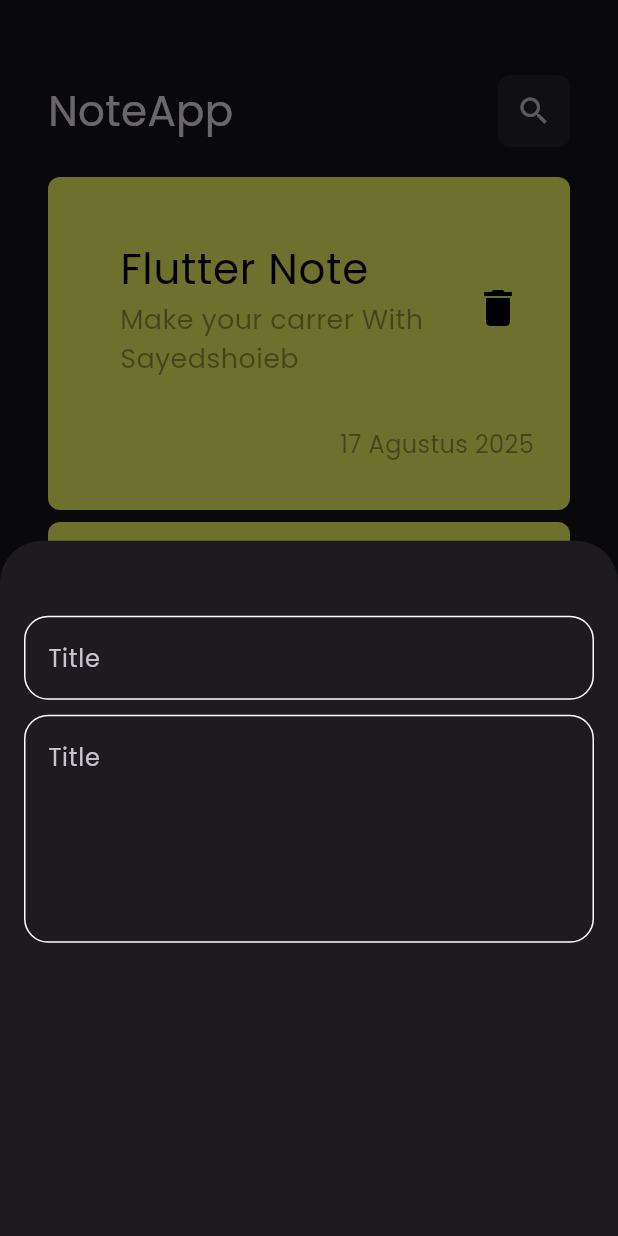
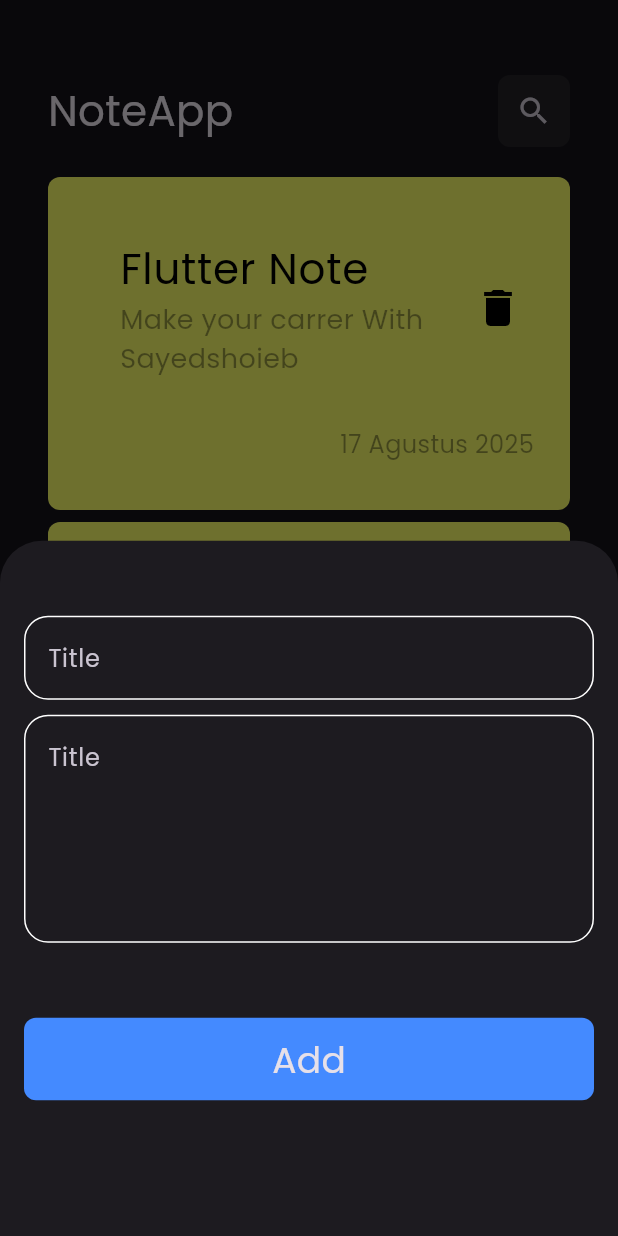
Before and after one commit to sayedsho3eb/note_app, a Flutter app: the screen it shows after launch, after a tap on the "add" icon, on a phone screen of 412 x 824 dp. Run offline on Flutter 3.47's test engine with Material 3 defaults, Android fonts, the phone set to English and light mode, and no system bars.

Commit message:
add custom button sheet

```diff
--- a/lib/views/widgets/add_note_button_sheet.dart
+++ b/lib/views/widgets/add_note_button_sheet.dart
@@ -1,4 +1,5 @@
 import 'package:flutter/material.dart';
+import 'package:noteapp/views/widgets/custom_button.dart';
 import 'package:noteapp/views/widgets/custom_text_fiekd.dart';
 
 class AddNoteButtonSheet extends StatelessWidget {
@@ -14,6 +15,8 @@ class AddNoteButtonSheet extends StatelessWidget {
           CustomTextFiekd(title: 'Title'),
           SizedBox(height: 10),
           CustomTextFiekd(title: 'Description', maxLine: 5),
+          SizedBox(height: 50),
+          CustomButtom(onTap: () {}),
         ],
       ),
     );
--- /dev/null
+++ b/lib/views/widgets/custom_button.dart
@@ -0,0 +1,22 @@
+
+import 'package:flutter/material.dart';
+
+class CustomButtom extends StatelessWidget {
+  const CustomButtom({super.key, this.onTap});
+  final VoidCallback? onTap;
+  @override
+  Widget build(BuildContext context) {
+    return GestureDetector(
+      onTap: onTap,
+      child: Container(
+        height: 55,
+        width: MediaQuery.of(context).size.width,
+        decoration: BoxDecoration(
+          borderRadius: BorderRadius.circular(8),
+          color: Colors.blueAccent,
+        ),
+        child: Center(child: Text('Add', style: TextStyle(fontSize: 24))),
+      ),
+    );
+  }
+}
```
